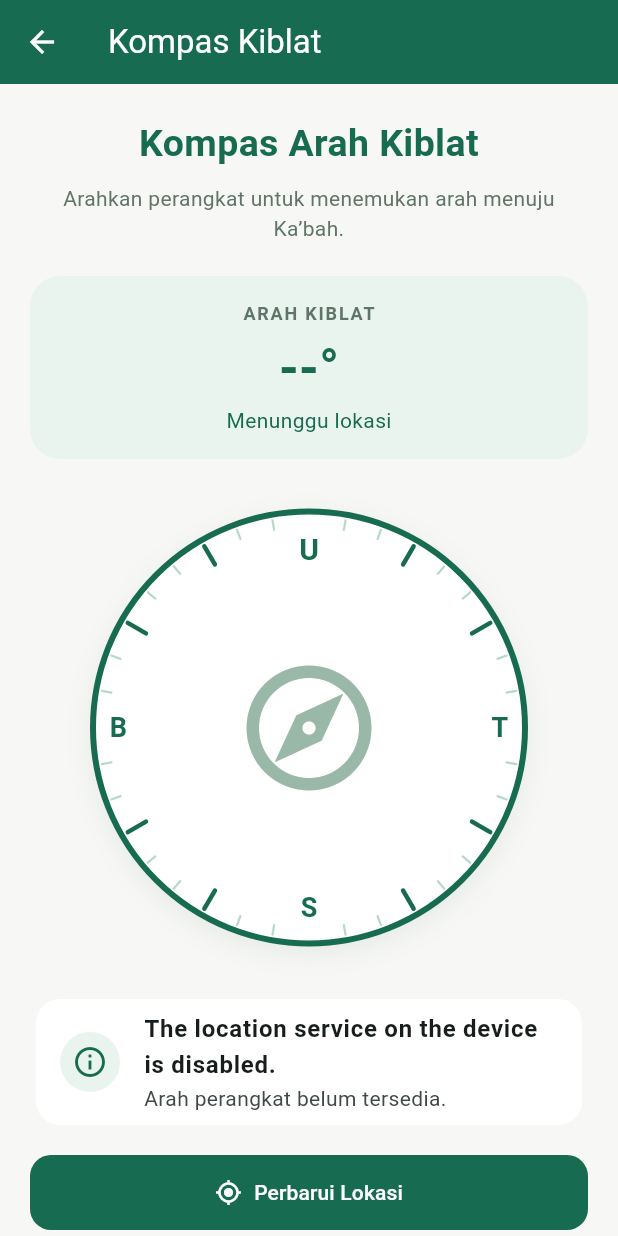
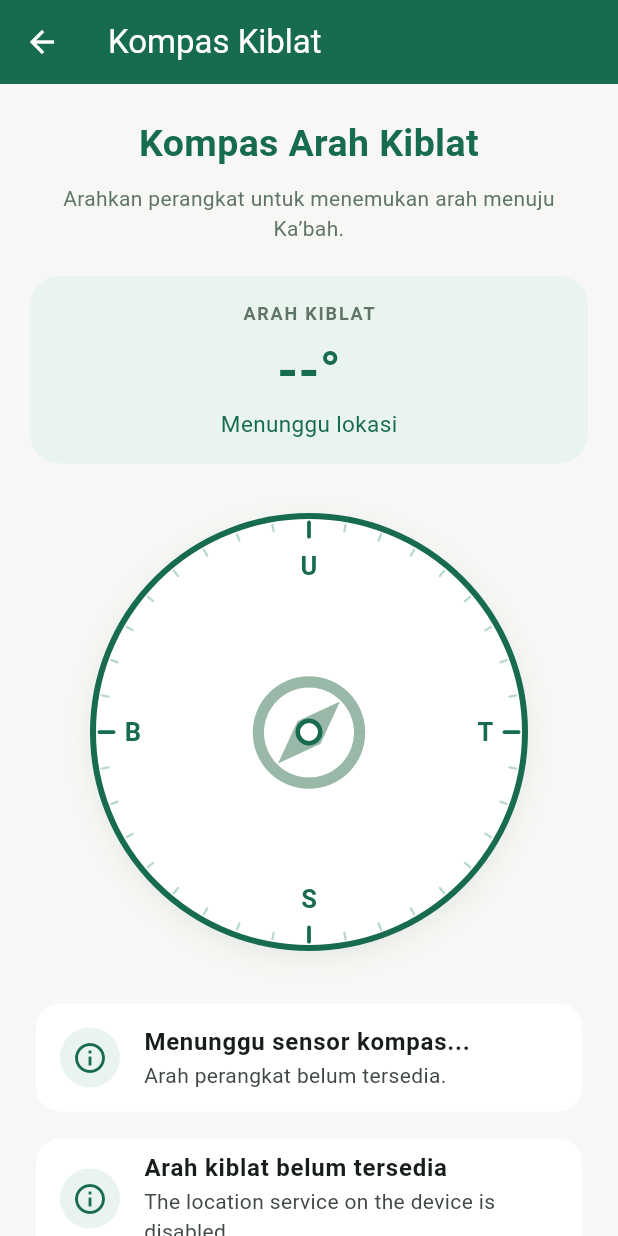
Before and after one commit to rahzaame/Projek_Akhir_PAM, a Flutter app: the KompasKiblatPage screen opened directly, on a phone screen of 412 x 824 dp. Run offline on Flutter 3.47's test engine with Material 3 defaults, Android fonts, the light colour scheme and no system bars; our stand-ins replace flutter_local_notifications, flutter_map, flutter_markdown, geolocator, image_picker, latlong2 and 5 more; accounts and stored records are empty.

Commit message:
benerin kompas insyaAllah terakhir

```diff
--- a/lib/pages/kompas_kiblat_page.dart
+++ b/lib/pages/kompas_kiblat_page.dart
@@ -1,9 +1,15 @@
 import 'dart:async';
+import 'dart:convert';
 import 'dart:math' as math;
 
 import 'package:flutter/material.dart';
 import 'package:geolocator/geolocator.dart';
+import 'package:http/http.dart' as http;
 import 'package:sensors_plus/sensors_plus.dart';
+
+const Color safarGreen = Color(0xFF176B50);
+const Color safarLightGreen = Color(0xFFEAF4EF);
+const Color safarBackground = Color(0xFFF7F8F5);
 
 class KompasKiblatPage extends StatefulWidget {
   const KompasKiblatPage({super.key});
@@ -13,7 +19,6 @@ class KompasKiblatPage extends StatefulWidget {
 }
 
 class _KompasKiblatPageState extends State<KompasKiblatPage> {
-  // Koordinat Ka'bah di Makkah.
   static const double _kaabahLat = 21.4225;
   static const double _kaabahLon = 39.8262;
 
@@ -33,7 +38,11 @@ class _KompasKiblatPageState extends State<KompasKiblatPage> {
 
   bool _loading = false;
   bool _sensorAvailable = false;
-  String _status = 'Menunggu sensor kompas...';
+  bool _locationReady = false;
+
+  String _sensorStatus = 'Menunggu sensor kompas...';
+  String _locationName = 'Mencari lokasi...';
+  String? _locationError;
 
   @override
   void initState() {
@@ -50,12 +59,12 @@ class _KompasKiblatPageState extends State<KompasKiblatPage> {
         _az = event.z;
         _calculateHeading();
       },
-      onError: (_) {
-        if (mounted) {
+      onError: (Object error) {
+        if (!mounted) return;
         setState(() {
-            _status = 'Sensor akselerometer tidak tersedia.';
+          _sensorAvailable = false;
+          _sensorStatus = 'Sensor akselerometer tidak tersedia.';
         });
-        }
       },
     );
 
@@ -67,20 +76,17 @@ class _KompasKiblatPageState extends State<KompasKiblatPage> {
         _sensorAvailable = true;
         _calculateHeading();
       },
-      onError: (_) {
-        if (mounted) {
+      onError: (Object error) {
+        if (!mounted) return;
         setState(() {
           _sensorAvailable = false;
-            _status = 'Sensor magnetometer tidak tersedia.';
+          _sensorStatus = 'Sensor kompas tidak tersedia.';
         });
-        }
       },
     );
   }
 
   void _calculateHeading() {
-    // Menggabungkan gravitasi dan medan magnet untuk
-    // memperkirakan arah utara magnetik.
     final normA = math.sqrt(_ax * _ax + _ay * _ay + _az * _az);
     final normM = math.sqrt(_mx * _mx + _my * _my + _mz * _mz);
 
@@ -103,14 +109,15 @@ class _KompasKiblatPageState extends State<KompasKiblatPage> {
 
     setState(() {
       _heading = heading;
-      _status = 'Sensor kompas aktif';
+      _sensorStatus = 'Sensor kompas aktif';
     });
   }
 
   Future<void> _getLocation() async {
     setState(() {
       _loading = true;
-      _status = 'Mengambil lokasi perangkat...';
+      _locationError = null;
+      _locationName = 'Mengambil lokasi perangkat...';
     });
 
     try {
@@ -148,17 +155,99 @@ class _KompasKiblatPageState extends State<KompasKiblatPage> {
       setState(() {
         _position = position;
         _qiblaBearing = bearing;
+        _locationReady = true;
+        _locationName = 'Lokasi berhasil ditemukan';
       });
-    } catch (e) {
-      if (mounted) {
+
+      // Nama kota dan provinsi diambil dari koordinat GPS.
+      await _getLocationName(position.latitude, position.longitude);
+    } catch (error) {
+      if (!mounted) return;
+
       setState(() {
-          _status = e.toString().replaceFirst('Exception: ', '');
+        _locationReady = false;
+        _locationError = error.toString().replaceFirst('Exception: ', '');
+        _locationName = 'Lokasi belum tersedia';
       });
-      }
     } finally {
       if (mounted) {
         setState(() => _loading = false);
       }
+    }
+  }
+
+  Future<void> _getLocationName(double latitude, double longitude) async {
+    try {
+      final uri = Uri.https('nominatim.openstreetmap.org', '/reverse', {
+        'format': 'jsonv2',
+        'lat': latitude.toString(),
+        'lon': longitude.toString(),
+        'zoom': '10',
+        'addressdetails': '1',
+      });
+
+      final response = await http
+          .get(
+            uri,
+            headers: {'User-Agent': 'SafarMate/1.0', 'Accept-Language': 'id'},
+          )
+          .timeout(const Duration(seconds: 10));
+
+      if (response.statusCode != 200) {
+        throw Exception('Nama lokasi tidak tersedia.');
+      }
+
+      final data = jsonDecode(response.body) as Map<String, dynamic>;
+      final address = data['address'] as Map<String, dynamic>?;
+
+      if (address == null) {
+        throw Exception('Alamat tidak ditemukan.');
+      }
+
+      final city =
+          address['city'] ??
+          address['town'] ??
+          address['municipality'] ??
+          address['city_district'] ??
+          address['county'] ??
+          address['village'] ??
+          address['suburb'];
+
+      final province = address['state'] ?? address['province'];
+
+      final country = address['country'];
+
+      final parts = <String>[];
+
+      if (city != null && city.toString().isNotEmpty) {
+        parts.add(city.toString());
+      }
+
+      if (province != null &&
+          province.toString().isNotEmpty &&
+          province.toString() != city.toString()) {
+        parts.add(province.toString());
+      }
+
+      if (parts.isEmpty && country != null) {
+        parts.add(country.toString());
+      }
+
+      if (!mounted) return;
+
+      setState(() {
+        _locationName = parts.isEmpty
+            ? 'Nama wilayah tidak tersedia'
+            : parts.join(', ');
+      });
+    } catch (error) {
+      debugPrint('Gagal mendapatkan nama lokasi: $error');
+
+      if (!mounted) return;
+
+      setState(() {
+        _locationName = 'Nama wilayah tidak tersedia';
+      });
     }
   }
 
@@ -190,6 +279,10 @@ class _KompasKiblatPageState extends State<KompasKiblatPage> {
     return directions[index];
   }
 
+  String _formatCoordinate(double value) {
+    return value.toStringAsFixed(5);
+  }
+
   @override
   void dispose() {
     _magnetometerSubscription?.cancel();
@@ -201,19 +294,17 @@ class _KompasKiblatPageState extends State<KompasKiblatPage> {
   Widget build(BuildContext context) {
     final qibla = _qiblaBearing;
     final heading = _heading;
+
+    // Sudut jarum relatif terhadap orientasi perangkat.
     final relativeAngle = qibla != null && heading != null
         ? (qibla - heading) * math.pi / 180
         : 0.0;
 
-    const green = Color(0xFF176B50);
-    const lightGreen = Color(0xFFEAF4EF);
-    const background = Color(0xFFF7F8F5);
-
     return Scaffold(
-      backgroundColor: background,
+      backgroundColor: safarBackground,
       appBar: AppBar(
         title: const Text('Kompas Kiblat'),
-        backgroundColor: green,
+        backgroundColor: safarGreen,
         foregroundColor: Colors.white,
         elevation: 0,
       ),
@@ -224,7 +315,7 @@ class _KompasKiblatPageState extends State<KompasKiblatPage> {
             'Kompas Arah Kiblat',
             textAlign: TextAlign.center,
             style: TextStyle(
-              color: green,
+              color: safarGreen,
               fontSize: 25,
               fontWeight: FontWeight.bold,
             ),
@@ -236,10 +327,12 @@ class _KompasKiblatPageState extends State<KompasKiblatPage> {
             style: TextStyle(color: Color(0xFF60756A), height: 1.4),
           ),
           const SizedBox(height: 22),
+
+          // Informasi sudut kiblat.
           Container(
             padding: const EdgeInsets.symmetric(vertical: 16, horizontal: 12),
             decoration: BoxDecoration(
-              color: lightGreen,
+              color: safarLightGreen,
               borderRadius: BorderRadius.circular(20),
             ),
             child: Column(
@@ -257,20 +350,22 @@ class _KompasKiblatPageState extends State<KompasKiblatPage> {
                 Text(
                   qibla == null ? '--°' : '${qibla.toStringAsFixed(0)}°',
                   style: const TextStyle(
-                    color: green,
-                    fontSize: 34,
+                    color: safarGreen,
+                    fontSize: 36,
                     fontWeight: FontWeight.bold,
                   ),
                 ),
                 Text(
                   qibla == null ? 'Menunggu lokasi' : _directionName(qibla),
-                  style: const TextStyle(color: green, fontSize: 14),
+                  style: const TextStyle(color: safarGreen, fontSize: 15),
                 ),
               ],
             ),
           ),
+
           const SizedBox(height: 24),
 
+          // Kompas.
           Center(
             child: SizedBox(
               width: 310,
@@ -278,14 +373,13 @@ class _KompasKiblatPageState extends State<KompasKiblatPage> {
               child: Stack(
                 alignment: Alignment.center,
                 children: [
-                  // Lingkaran kompas.
                   Container(
                     width: 292,
                     height: 292,
                     decoration: BoxDecoration(
                       color: Colors.white,
                       shape: BoxShape.circle,
-                      border: Border.all(color: green, width: 4),
+                      border: Border.all(color: safarGreen, width: 4),
                       boxShadow: const [
                         BoxShadow(
                           color: Color(0x14233D30),
@@ -296,14 +390,9 @@ class _KompasKiblatPageState extends State<KompasKiblatPage> {
                     ),
                   ),
 
-                  // Garis penanda pada lingkaran.
+                  // Garis skala kompas.
                   ...List.generate(36, (index) {
-                    // Hilangkan garis pada posisi U, T, S, dan B.
-                    if (index % 9 == 0) {
-                      return const SizedBox.shrink();
-                    }
-
-                    final isMajor = index % 3 == 0;
+                    final isMajor = index % 9 == 0;
 
                     return Transform.rotate(
                       angle: index * 10 * math.pi / 180,
@@ -311,10 +400,12 @@ class _KompasKiblatPageState extends State<KompasKiblatPage> {
                         alignment: Alignment.topCenter,
                         child: Container(
                           margin: const EdgeInsets.only(top: 14),
-                          width: isMajor ? 3 : 1.5,
-                          height: isMajor ? 17 : 8,
+                          width: isMajor ? 2.5 : 1.5,
+                          height: isMajor ? 12 : 6,
                           decoration: BoxDecoration(
-                            color: isMajor ? green : const Color(0xFFB7D9C8),
+                            color: isMajor
+                                ? safarGreen
+                                : const Color(0xFFB7D9C8),
                             borderRadius: BorderRadius.circular(2),
                           ),
                         ),
@@ -322,81 +413,48 @@ class _KompasKiblatPageState extends State<KompasKiblatPage> {
                     );
                   }),
 
-                  // Arah mata angin tetap pada tempatnya.
-                  const Positioned(
-                    top: 22,
-                    child: Text(
-                      'U',
-                      style: TextStyle(
-                        color: green,
-                        fontSize: 20,
-                        fontWeight: FontWeight.bold,
+                  // Label arah ditempatkan di antara garis skala.
+                  const Positioned(top: 32, child: _DirectionLabel('U')),
+                  const Positioned(right: 32, child: _DirectionLabel('T')),
+                  const Positioned(bottom: 32, child: _DirectionLabel('S')),
+                  const Positioned(left: 32, child: _DirectionLabel('B')),
+
+                  // Jarum berputar mengikuti arah kiblat relatif
+                  // terhadap orientasi HP.
+                  if (qibla != null && heading != null)
+                    Transform.rotate(
+                      angle: relativeAngle,
+                      child: const SizedBox(
+                        width: 220,
+                        height: 220,
+                        child: CustomPaint(painter: _CompassNeedlePainter()),
                       ),
-                    ),
-                  ),
-                  const Positioned(
-                    bottom: 22,
-                    child: Text(
-                      'S',
-                      style: TextStyle(
-                        color: green,
-                        fontSize: 18,
-                        fontWeight: FontWeight.bold,
-                      ),
-                    ),
-                  ),
-                  const Positioned(
-                    left: 22,
-                    child: Text(
-                      'B',
-                      style: TextStyle(
-                        color: green,
-                        fontSize: 18,
-                        fontWeight: FontWeight.bold,
-                      ),
-                    ),
-                  ),
-                  const Positioned(
-                    right: 22,
-                    child: Text(
-                      'T',
-                      style: TextStyle(
-                        color: green,
-                        fontSize: 18,
-                        fontWeight: FontWeight.bold,
-                      ),
-                    ),
+                    )
+                  else
+                    const Icon(
+                      Icons.explore_outlined,
+                      size: 90,
+                      color: Color(0xFF9AB8A8),
                     ),
 
-                  if (qibla != null && heading != null) ...[
-                    // HANYA JARUM yang berputar.
-                    Transform.rotate(
-                      angle: relativeAngle,
-                      child: CustomPaint(
-                        size: const Size(170, 210),
-                        painter: _CompassNeedlePainter(),
-                      ),
+                  // Logo Ka'bah dipisahkan dari Transform.rotate
+                  // sehingga tidak ikut berputar bersama jarum.
+                  if (qibla != null)
+                    Positioned(
+                      left: 155 + 105 * math.sin(qibla * math.pi / 180) - 23,
+                      top: 155 - 105 * math.cos(qibla * math.pi / 180) - 23,
+                      child: const _KaabaMarker(),
                     ),
 
-                    // Titik pusat jarum tetap di tengah.
+                  // Titik tengah kompas.
                   Container(
                     width: 18,
                     height: 18,
                     decoration: BoxDecoration(
                       color: Colors.white,
                       shape: BoxShape.circle,
-                        border: Border.all(color: green, width: 3),
+                      border: Border.all(color: safarGreen, width: 3),
                     ),
-                    ),
-
-                    // LOGO KA'BAH DI LUAR Transform.rotate.
-                    // Dengan demikian, logo tidak ikut berputar.
-                    const Positioned(left: 65, top: 65, child: _KaabaMarker()),
-                  ] else
-                    const Icon(
-                      Icons.explore_outlined,
-                      size: 100,
-                      color: Color(0xFF9AB8A8),
                   ),
                 ],
               ),
@@ -404,6 +462,8 @@ class _KompasKiblatPageState extends State<KompasKiblatPage> {
           ),
 
           const SizedBox(height: 22),
+
+          // Status sensor.
           Card(
             elevation: 0,
             color: Colors.white,
@@ -412,25 +472,28 @@ class _KompasKiblatPageState extends State<KompasKiblatPage> {
             ),
             child: ListTile(
               leading: CircleAvatar(
-                backgroundColor: lightGreen,
+                backgroundColor: safarLightGreen,
                 child: Icon(
                   _sensorAvailable ? Icons.check_circle : Icons.info_outline,
-                  color: green,
+                  color: safarGreen,
                 ),
               ),
               title: Text(
-                _status,
+                _sensorStatus,
                 style: const TextStyle(fontWeight: FontWeight.w600),
               ),
               subtitle: Text(
                 heading == null
                     ? 'Arah perangkat belum tersedia.'
-                    : 'Arah kompas ${heading.toStringAsFixed(0)}° (${_directionName(heading)})',
+                    : 'Arah kompas ${heading.toStringAsFixed(0)}° '
+                          '(${_directionName(heading)})',
               ),
             ),
           ),
-          if (_position != null) ...[
+
           const SizedBox(height: 10),
+
+          // Status perhitungan arah kiblat.
           Card(
             elevation: 0,
             color: Colors.white,
@@ -438,27 +501,79 @@ class _KompasKiblatPageState extends State<KompasKiblatPage> {
               borderRadius: BorderRadius.circular(16),
             ),
             child: ListTile(
-                leading: const CircleAvatar(
-                  backgroundColor: lightGreen,
-                  child: Icon(Icons.location_on_outlined, color: green),
+              leading: CircleAvatar(
+                backgroundColor: safarLightGreen,
+                child: Icon(
+                  _locationReady ? Icons.check_circle : Icons.info_outline,
+                  color: safarGreen,
                 ),
-                title: const Text(
-                  'Lokasi Perangkat',
-                  style: TextStyle(fontWeight: FontWeight.w600),
+              ),
+              title: Text(
+                _locationReady
+                    ? 'Arah kiblat berhasil ditentukan'
+                    : _loading
+                    ? 'Mengambil lokasi perangkat...'
+                    : 'Arah kiblat belum tersedia',
+                style: const TextStyle(fontWeight: FontWeight.w600),
               ),
               subtitle: Text(
-                  '${_position!.latitude.toStringAsFixed(5)}, ${_position!.longitude.toStringAsFixed(5)}',
+                _locationReady
+                    ? 'Sudut kiblat dihitung dari koordinat GPS.'
+                    : _locationError ?? 'Pastikan izin lokasi telah diberikan.',
               ),
             ),
           ),
+
+          const SizedBox(height: 10),
+
+          // Nama lokasi dan koordinat GPS.
+          Card(
+            elevation: 0,
+            color: Colors.white,
+            shape: RoundedRectangleBorder(
+              borderRadius: BorderRadius.circular(16),
+            ),
+            child: ListTile(
+              isThreeLine: true,
+              leading: const CircleAvatar(
+                backgroundColor: safarLightGreen,
+                child: Icon(Icons.location_on_outlined, color: safarGreen),
+              ),
+              title: const Text(
+                'Lokasi Saat Ini',
+                style: TextStyle(fontWeight: FontWeight.w600),
+              ),
+              subtitle: Column(
+                crossAxisAlignment: CrossAxisAlignment.start,
+                children: [
+                  const SizedBox(height: 4),
+                  Text(
+                    _locationName,
+                    style: const TextStyle(
+                      color: Color(0xFF26352D),
+                      fontWeight: FontWeight.w500,
+                    ),
+                  ),
+                  if (_position != null) ...[
+                    const SizedBox(height: 4),
+                    Text(
+                      '${_formatCoordinate(_position!.latitude)}, '
+                      '${_formatCoordinate(_position!.longitude)}',
+                    ),
                   ],
+                ],
+              ),
+            ),
+          ),
+
           const SizedBox(height: 16),
+
           FilledButton.icon(
             onPressed: _loading ? null : _getLocation,
             icon: const Icon(Icons.my_location),
             label: Text(_loading ? 'Mengambil lokasi...' : 'Perbarui Lokasi'),
             style: FilledButton.styleFrom(
-              backgroundColor: green,
+              backgroundColor: safarGreen,
               foregroundColor: Colors.white,
               padding: const EdgeInsets.symmetric(vertical: 15),
               shape: RoundedRectangleBorder(
@@ -466,21 +581,25 @@ class _KompasKiblatPageState extends State<KompasKiblatPage> {
               ),
             ),
           ),
+
           const SizedBox(height: 14),
+
           Container(
             padding: const EdgeInsets.all(14),
             decoration: BoxDecoration(
-              color: lightGreen,
+              color: safarLightGreen,
               borderRadius: BorderRadius.circular(14),
             ),
             child: const Row(
               crossAxisAlignment: CrossAxisAlignment.start,
               children: [
-                Icon(Icons.info_outline, color: green),
+                Icon(Icons.info_outline, color: safarGreen),
                 SizedBox(width: 10),
                 Expanded(
                   child: Text(
-                    'Akurasi kompas dipengaruhi sensor perangkat dan gangguan medan magnet. Kalibrasikan perangkat dan hindari benda logam di sekitarnya.',
+                    'Akurasi kompas dipengaruhi sensor perangkat '
+                    'dan gangguan medan magnet. Kalibrasikan perangkat '
+                    'dan hindari benda logam di sekitarnya.',
                     style: TextStyle(
                       color: Color(0xFF456457),
                       height: 1.4,
@@ -492,6 +611,24 @@ class _KompasKiblatPageState extends State<KompasKiblatPage> {
             ),
           ),
         ],
+      ),
+    );
+  }
+}
+
+class _DirectionLabel extends StatelessWidget {
+  final String label;
+
+  const _DirectionLabel(this.label);
+
+  @override
+  Widget build(BuildContext context) {
+    return Text(
+      label,
+      style: const TextStyle(
+        color: safarGreen,
+        fontSize: 17,
+        fontWeight: FontWeight.bold,
       ),
     );
   }
@@ -509,7 +646,7 @@ class _KaabaMarker extends StatelessWidget {
       decoration: BoxDecoration(
         color: Colors.white,
         shape: BoxShape.circle,
-        border: Border.all(color: const Color(0xFF176B50), width: 2),
+        border: Border.all(color: safarGreen, width: 2),
         boxShadow: const [
           BoxShadow(
             color: Color(0x22000000),
@@ -518,19 +655,25 @@ class _KaabaMarker extends StatelessWidget {
           ),
         ],
       ),
-      child: CustomPaint(painter: _KaabaPainter()),
+      child: const CustomPaint(painter: _KaabaPainter()),
     );
   }
 }
 
 class _KaabaPainter extends CustomPainter {
+  const _KaabaPainter();
+
   @override
   void paint(Canvas canvas, Size size) {
     final w = size.width;
     final h = size.height;
+
     final black = Paint()..color = const Color(0xFF202522);
     final gold = Paint()..color = const Color(0xFFD9B64C);
-    final white = Paint()..color = Colors.white;
+    final white = Paint()
+      ..color = Colors.white
+      ..strokeWidth = 0.8;
+
     final body = Path()
       ..moveTo(w * .16, h * .27)
       ..lineTo(w * .72, h * .16)
@@ -539,7 +682,9 @@ class _KaabaPainter extends CustomPainter {
       ..lineTo(w * .34, h * .90)
       ..lineTo(w * .16, h * .76)
       ..close();
+
     canvas.drawPath(body, black);
+
     final band = Path()
       ..moveTo(w * .16, h * .36)
       ..lineTo(w * .72, h * .25)
@@ -548,23 +693,24 @@ class _KaabaPainter extends CustomPainter {
       ..lineTo(w * .34, h * .56)
       ..lineTo(w * .16, h * .46)
       ..close();
+
     canvas.drawPath(band, gold);
-    canvas.drawLine(
-      Offset(w * .34, h * .56),
-      Offset(w * .34, h * .90),
-      white..strokeWidth = 0.8,
-    );
+
+    canvas.drawLine(Offset(w * .34, h * .56), Offset(w * .34, h * .90), white);
+
     canvas.drawLine(
       Offset(w * .34, h * .56),
       Offset(w * .88, h * .45),
       gold..strokeWidth = 0.8,
     );
+
     final door = Path()
       ..moveTo(w * .48, h * .57)
       ..lineTo(w * .63, h * .54)
       ..lineTo(w * .63, h * .80)
       ..lineTo(w * .48, h * .84)
       ..close();
+
     canvas.drawPath(door, gold);
   }
 
@@ -573,20 +719,29 @@ class _KaabaPainter extends CustomPainter {
 }
 
 class _CompassNeedlePainter extends CustomPainter {
+  const _CompassNeedlePainter();
+
   @override
   void paint(Canvas canvas, Size size) {
     final cx = size.width / 2;
+    final cy = size.height / 2;
+
+    // Ujung hijau menunjukkan arah kiblat.
     final top = Path()
-      ..moveTo(cx, 0)
-      ..lineTo(cx - 23, size.height / 2)
-      ..lineTo(cx + 23, size.height / 2)
+      ..moveTo(cx, cy - 90)
+      ..lineTo(cx - 20, cy)
+      ..lineTo(cx + 20, cy)
       ..close();
+
+    // Bagian hijau muda menjadi ujung belakang jarum.
     final bottom = Path()
-      ..moveTo(cx - 23, size.height / 2)
-      ..lineTo(cx, size.height)
-      ..lineTo(cx + 23, size.height / 2)
+      ..moveTo(cx - 20, cy)
+      ..lineTo(cx, cy + 90)
+      ..lineTo(cx + 20, cy)
       ..close();
-    canvas.drawPath(top, Paint()..color = const Color(0xFF176B50));
+
+    canvas.drawPath(top, Paint()..color = safarGreen);
+
     canvas.drawPath(bottom, Paint()..color = const Color(0xFFB7D9C8));
   }
 
```
Lines whose indentation alone changed are shown as unchanged.
